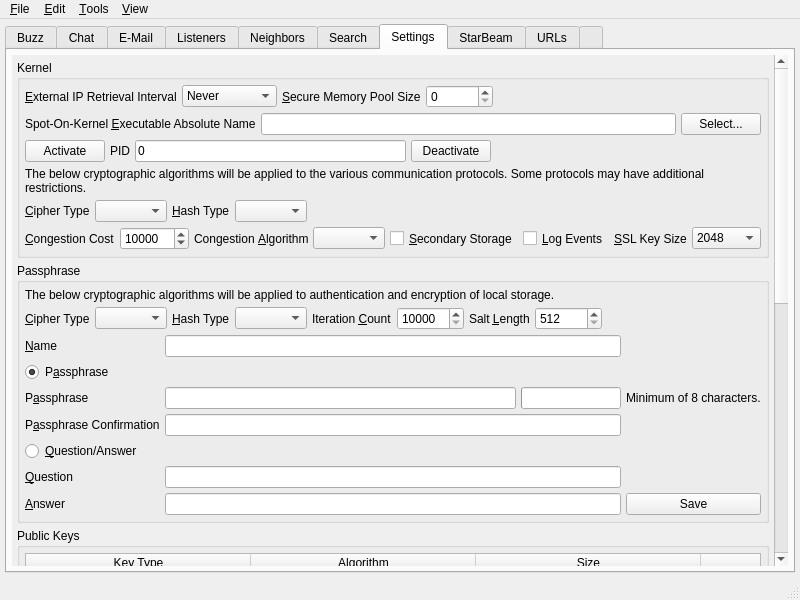
Before: the Qt Designer form branches/trunk/UI/spot-on-controlcenter.ui in textbrowser/spot-on, drawn with Qt 5.
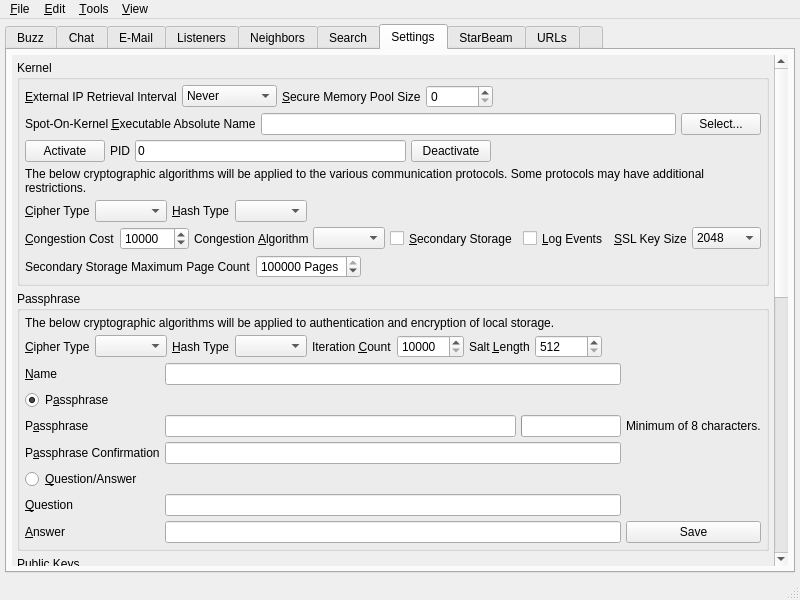
After: the same form once the commit is applied. The open tabs and pages were chosen to show the change. Icons and pictures are not drawn. Custom widgets are drawn as their Qt base class.

Diff of the .ui file:
```diff
--- a/branches/trunk/UI/spot-on-controlcenter.ui
+++ b/branches/trunk/UI/spot-on-controlcenter.ui
@@ -5727,9 +5727,9 @@
            <property name="geometry">
             <rect>
              <x>0</x>
-             <y>-849</y>
+             <y>0</y>
              <width>882</width>
-             <height>1317</height>
+             <height>1358</height>
             </rect>
            </property>
            <layout class="QVBoxLayout" name="verticalLayout_35">
@@ -6128,6 +6128,46 @@
                    </item>
                   </layout>
                  </item>
+                 <item>
+                  <layout class="QHBoxLayout" name="horizontalLayout_48">
+                   <item>
+                    <widget class="QLabel" name="label_103">
+                     <property name="text">
+                      <string>Secondary Storage Maximum Page Count</string>
+                     </property>
+                    </widget>
+                   </item>
+                   <item>
+                    <widget class="QSpinBox" name="secondary_storage_maximum_page_count">
+                     <property name="toolTip">
+                      <string>&lt;html&gt;&lt;head/&gt;&lt;body&gt;&lt;p&gt;The maximum page count along with the page size determine the maximum size of the congestion_control.db SQLite database. The page size is usually 4096 bytes. Therefore, a maximum page count of 100,000 will result in an approximate maximum database size of 391 MiB.&lt;/p&gt;&lt;/body&gt;&lt;/html&gt;</string>
+                     </property>
+                     <property name="suffix">
+                      <string> Pages</string>
+                     </property>
+                     <property name="maximum">
+                      <number>999999999</number>
+                     </property>
+                     <property name="value">
+                      <number>100000</number>
+                     </property>
+                    </widget>
+                   </item>
+                   <item>
+                    <spacer name="horizontalSpacer_21">
+                     <property name="orientation">
+                      <enum>Qt::Horizontal</enum>
+                     </property>
+                     <property name="sizeHint" stdset="0">
+                      <size>
+                       <width>40</width>
+                       <height>20</height>
+                      </size>
+                     </property>
+                    </spacer>
+                   </item>
+                  </layout>
+                 </item>
                 </layout>
                </widget>
               </item>
```
Left out of the diff: 35 changed lines with no effect on the pictures.
